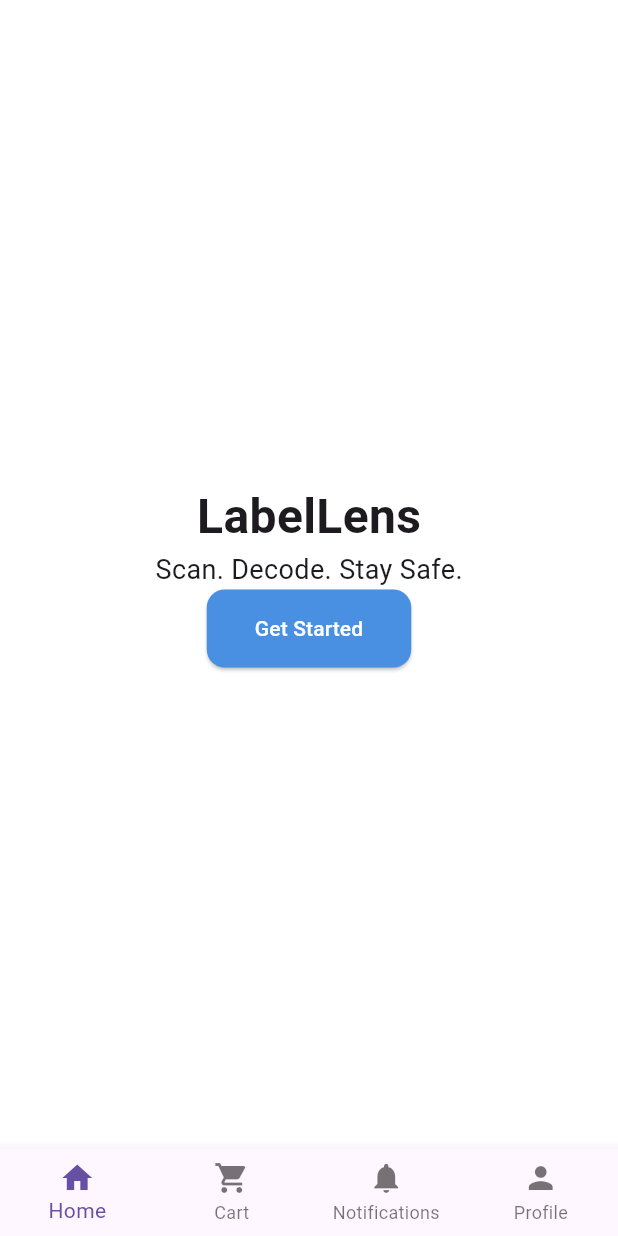
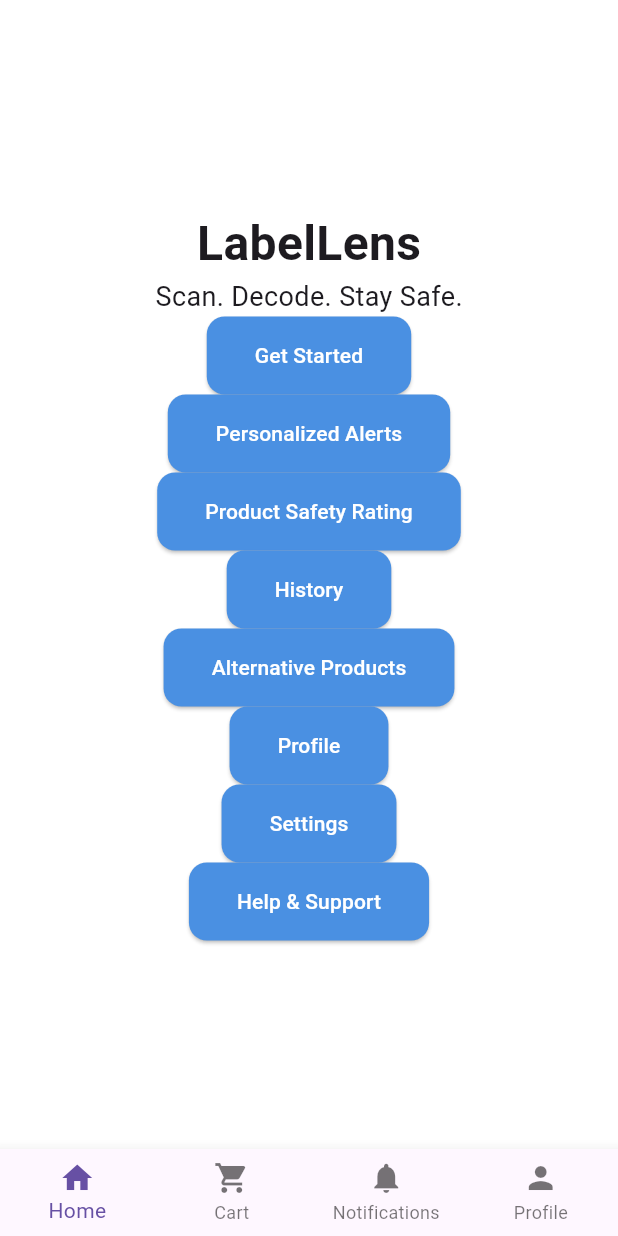
Before and after one commit to mo-kmj/LabelLens, a Flutter app: the screen it shows once a user with an empty profile is signed in, on a phone screen of 412 x 824 dp. Run offline on Flutter 3.47's test engine with Material 3 defaults, Android fonts, the phone set to English and light mode, and no system bars; our stand-ins replace firebase_auth, firebase_core, flutter_spinkit, google_sign_in, image_picker; missing offline and left inert: google_ml_kit; accounts and stored records are empty.

Commit message:
Update home_page.dart

```diff
--- a/lib/screens/home_page.dart
+++ b/lib/screens/home_page.dart
@@ -7,6 +7,8 @@ import 'scan_page.dart';
 import 'cart_page.dart';
 import 'notifications_page.dart';
 import 'profile_page.dart';
+import 'additional_pages.dart';
+
 
 class HomePage extends StatelessWidget {
   const HomePage({super.key});
@@ -28,6 +30,58 @@ class HomePage extends StatelessWidget {
               },
               child: const Text('Get Started'),
             ),
+                        // ---- New feature navigation buttons ----
+            ElevatedButton(
+              onPressed: () {
+                Navigator.push(context,
+                  MaterialPageRoute(builder: (context) => const PersonalizedAlertsPage()));
+              },
+              child: const Text('Personalized Alerts'),
+            ),
+            ElevatedButton(
+              onPressed: () {
+                Navigator.push(context,
+                  MaterialPageRoute(builder: (context) => const ProductSafetyRatingPage()));
+              },
+              child: const Text('Product Safety Rating'),
+            ),
+            ElevatedButton(
+              onPressed: () {
+                Navigator.push(context,
+                  MaterialPageRoute(builder: (context) => const HistoryPage()));
+              },
+              child: const Text('History'),
+            ),
+            ElevatedButton(
+              onPressed: () {
+                Navigator.push(context,
+                  MaterialPageRoute(builder: (context) => const AlternativeProductsPage()));
+              },
+              child: const Text('Alternative Products'),
+            ),
+            ElevatedButton(
+              onPressed: () {
+                Navigator.push(context,
+                  MaterialPageRoute(builder: (context) => const ProfilePageNew()));
+              },
+              child: const Text('Profile'),
+            ),
+            ElevatedButton(
+              onPressed: () {
+                Navigator.push(context,
+                  MaterialPageRoute(builder: (context) => const SettingsPage()));
+              },
+              child: const Text('Settings'),
+            ),
+            ElevatedButton(
+              onPressed: () {
+                Navigator.push(context,
+                  MaterialPageRoute(builder: (context) => const HelpSupportPage()));
+              },
+              child: const Text('Help & Support'),
+            ),
+            // ---- End of new buttons ----
+
           ],
         ),
       ),
```
